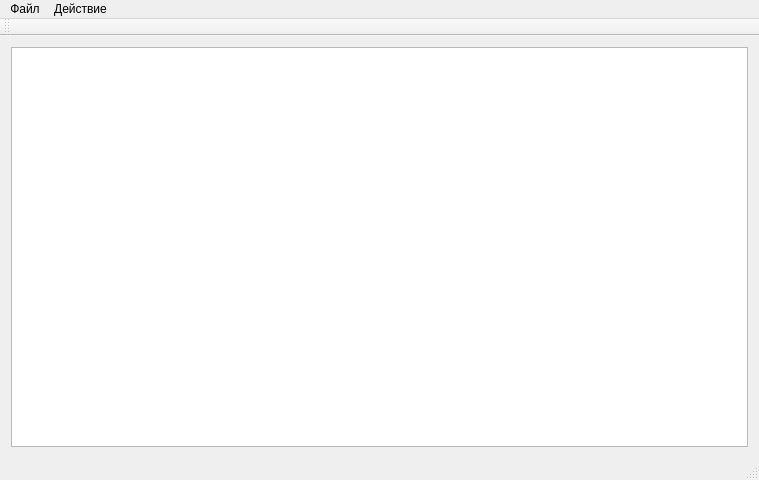
eipugf/cv_labs, file mainwindow.ui: the form before one commit.
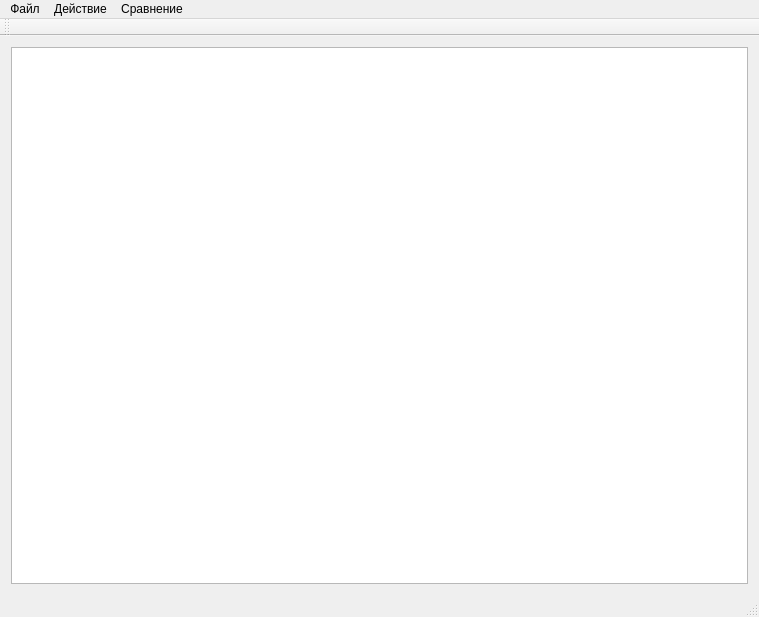
The form after the commit.

What changed in the file:
```diff
--- a/mainwindow.ui
+++ b/mainwindow.ui
@@ -7,7 +7,7 @@
     <x>0</x>
     <y>0</y>
     <width>759</width>
-    <height>480</height>
+    <height>617</height>
    </rect>
   </property>
   <property name="windowTitle">
@@ -49,8 +49,15 @@
     <addaction name="action"/>
     <addaction name="haris"/>
    </widget>
+   <widget class="QMenu" name="menu_3">
+    <property name="title">
+     <string>Сравнение</string>
+    </property>
+    <addaction name="simpleCompareAction"/>
+   </widget>
    <addaction name="menu"/>
    <addaction name="menu_2"/>
+   <addaction name="menu_3"/>
   </widget>
   <widget class="QToolBar" name="mainToolBar">
    <attribute name="toolBarArea">
```
Left out of the diff: 5 changed lines with no effect on the pictures.
